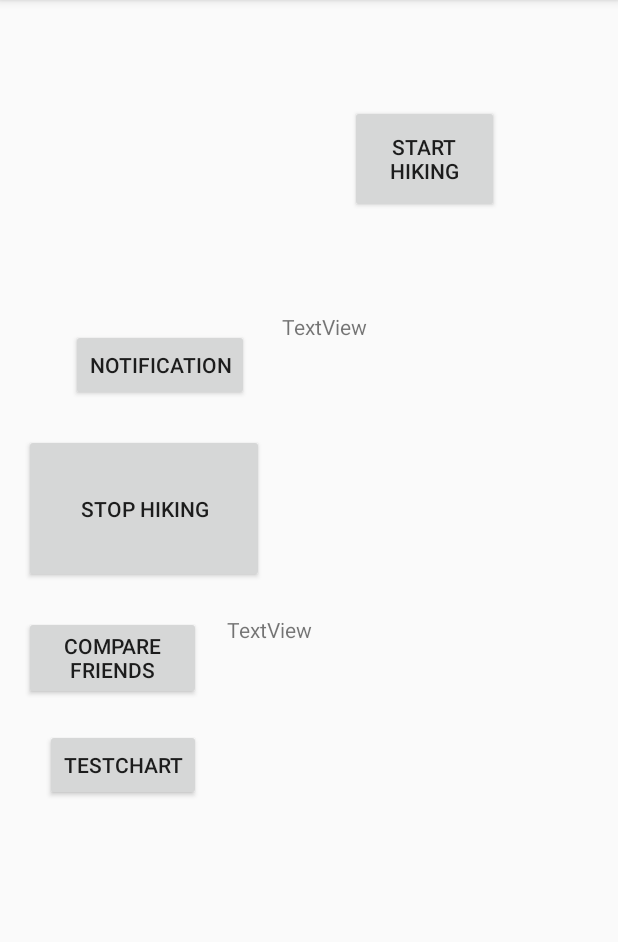
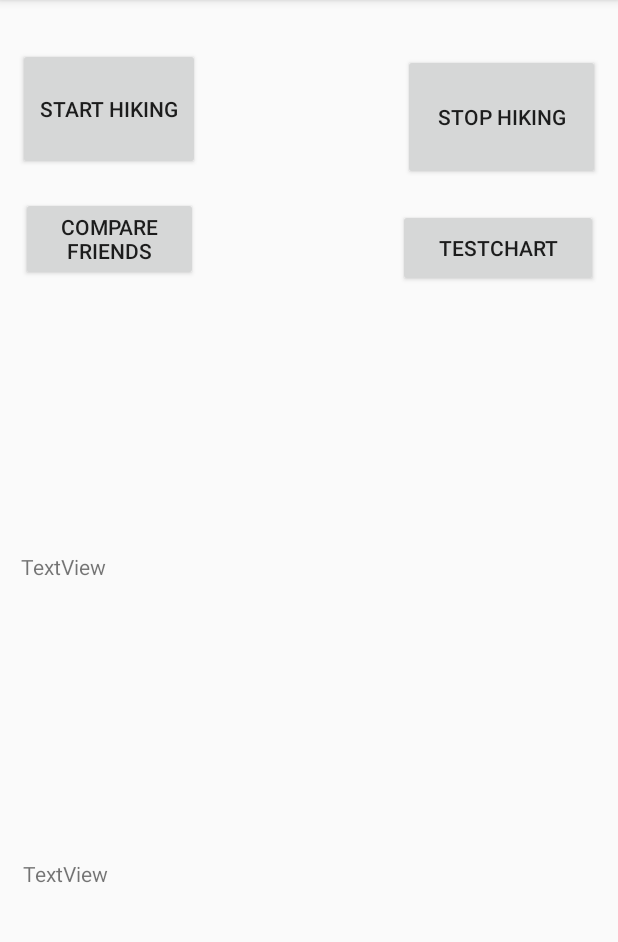
Before and after one commit to schnabeltiere/KungFuWander, an Android app: the ReplacementForFriends screen opened directly, with no data from a screen before it, after a tap on "START HIKING", on a phone screen of 412 x 824 dp, the part 84-1026 px from its top. Run offline under Robolectric (Android 15) with nearby library versions, the phone set to English and light mode, and no system bars; our stand-ins replace Firebase (no records; nobody signed in at launch, a user with empty details on screens opened directly); libraries missing offline, so code that uses them is left out: im.delight.android; 4 statements that could not run were skipped.

Commit message:
ADD dialog for already started hiking
user can decide if he wants to start all over again or not. also the noticiation is synchronous with the hiking.
REM activityForNotification because not it works in the normal acitivity

```diff
--- a/app/src/main/AndroidManifest.xml
+++ b/app/src/main/AndroidManifest.xml
@@ -21,7 +21,6 @@
         android:supportsRtl="true"
         android:theme="@style/AppTheme">
         <activity android:name=".ReplacementForFriends"></activity>
-        <activity android:name=".ActivityJustForNotification" />
         <activity android:name=".CompareFriends" />
         <activity
             android:name=".FriendsList"
--- a/app/src/main/java/kungfuwander/main/ReplacementForFriends.java
+++ b/app/src/main/java/kungfuwander/main/ReplacementForFriends.java
@@ -6,13 +6,11 @@ import android.hardware.Sensor;
 import android.hardware.SensorEvent;
 import android.hardware.SensorEventListener;
 import android.hardware.SensorManager;
-import android.support.annotation.Nullable;
+import android.support.v4.content.ContextCompat;
+import android.support.v7.app.AlertDialog;
 import android.support.v7.app.AppCompatActivity;
 import android.os.Bundle;
 import android.util.Log;
-import android.view.LayoutInflater;
-import android.view.View;
-import android.view.ViewGroup;
 import android.widget.Button;
 import android.widget.TextView;
 
@@ -30,7 +28,7 @@ public class ReplacementForFriends extends AppCompatActivity implements SensorEv
     private TextView tvSteps;
     private TextView tvHikes;
 
-    private Hiking hiking;
+    private Hiking actualHiking;
     private SimpleLocation simpleLocation;
 
     @Override
@@ -39,19 +37,17 @@ public class ReplacementForFriends extends AppCompatActivity implements SensorEv
         setContentView(R.layout.activity_replacement_for_friends);
 
         tvSteps = findViewById(R.id.tvSteps);
-        tvHikes = findViewById(R.id.tvHikings);
+        tvHikes = findViewById(R.id.tvHikes);
 
         Button btnStartHiking = findViewById(R.id.btnStartHiking);
         Button btnStopHiking = findViewById(R.id.btnStopHiking);
         Button btnTestChart = findViewById(R.id.btnTestChart);
         Button btnCompareFriends = findViewById(R.id.btnCompareFriends);
-        Button btnNotification = findViewById(R.id.btnNotification);
 
-        btnStartHiking.setOnClickListener(v -> startStepCounter());
+        btnStartHiking.setOnClickListener(v -> startHiking());
         btnStopHiking.setOnClickListener(v -> stopStepCounter());
         btnTestChart.setOnClickListener(v -> openChart());
         btnCompareFriends.setOnClickListener(v -> compareFriends());
-        btnNotification.setOnClickListener(v -> startServiceNotification());
 
         simpleLocation = setUpSimpleLocation();
 
@@ -67,20 +63,15 @@ public class ReplacementForFriends extends AppCompatActivity implements SensorEv
             double longitude = simpleLocation.getLongitude();
 
             GeoPoint geoPoint = new GeoPoint(latitude, longitude);
-            if (hiking == null) {
-                Log.w(TAG, "No hiking init...");
+            if (actualHiking == null) {
+                Log.w(TAG, "No actualHiking init...");
             } else {
-                hiking.addGeoPoint(geoPoint);
-                tvHikes.setText("Added: " + geoPoint.toString() + ", size of hiking: " + hiking.getGeoPoints().size());
-                Log.d(TAG, "Added: " + geoPoint.toString() + ", size of hiking: " + hiking.getGeoPoints().size());
+                actualHiking.addGeoPoint(geoPoint);
+                tvHikes.setText("Added: " + geoPoint.toString() + ", size of actualHiking: " + actualHiking.getGeoPoints().size());
+                Log.d(TAG, "Added: " + geoPoint.toString() + ", size of actualHiking: " + actualHiking.getGeoPoints().size());
             }
         });
 
-    }
-
-    private void startServiceNotification() {
-        Intent intent = new Intent(this, ActivityJustForNotification.class);
-        startActivity(intent);
     }
 
     private SimpleLocation setUpSimpleLocation() {
@@ -125,21 +116,60 @@ public class ReplacementForFriends extends AppCompatActivity implements SensorEv
     }
 
     private void stopStepCounter() {
-        // TODO: 16.05.2019 stop this
+        // TODO: 16.05.2019 stop this and stop geo request
         // look if steps < 100
-        // now just add hiking and stop it
-        hiking.setSteps(currentSteps);
-        hiking.setEnd(Timestamp.now());
+        // now just add actualHiking and stop it
+        actualHiking.setSteps(currentSteps);
+        actualHiking.setEnd(Timestamp.now());
         // TODO: 16.05.2019 fetch locations and time
 
-        FireBaseHelper.addToLoggedInUser(hiking);
+        FireBaseHelper.addToLoggedInUser(actualHiking);
+        stopStickyNotification();
+        // TODO: 22.05.2019 maybe congrats for walking
+    }
+
+    private void stopStickyNotification() {
+        Intent serviceIntent = new Intent(this, ExampleService.class);
+        stopService(serviceIntent);
+    }
+
+    private void showStickyNotification() {
+        String input = "You are walking...";
+
+        Intent serviceIntent = new Intent(this, ExampleService.class);
+        serviceIntent.putExtra("inputExtra", input);
+
+        ContextCompat.startForegroundService(this, serviceIntent);
+    }
+
+    private void startHiking() {
+        // TODO: 20.05.2019 warning if actualHiking is already started
+        // let user decide what to because hiking is already started
+        if (actualHiking != null) {
+            AlertDialog.Builder builder = new AlertDialog.Builder(this)
+                    .setMessage("Do you want to start all over again?")
+                    .setPositiveButton("Yes", (dialog, id) -> {
+                        // User wants to start again
+                        actualHiking = null;
+                        startHiking();
+                    })
+                    .setNegativeButton(R.string.cancel, (dialog, id) -> {
+                        // User wants everything back to normal - do nothing
+                    });
+
+            builder.create().show();
+            return;
+        }
+
+        // no actual hiking -> start one
+        actualHiking = new Hiking();
+        actualHiking.setStart(Timestamp.now());
+
+        showStickyNotification();
+        startStepCounter();
     }
 
     private void startStepCounter() {
-        // TODO: 20.05.2019 warning if hiking is already started
-        hiking = new Hiking();
-        hiking.setStart(Timestamp.now());
-
         try {
             SensorManager sensorManager = (SensorManager) Objects.requireNonNull(this)
                     .getSystemService(Context.SENSOR_SERVICE);
--- a/app/src/main/res/layout/activity_replacement_for_friends.xml
+++ b/app/src/main/res/layout/activity_replacement_for_friends.xml
@@ -6,61 +6,65 @@
 
     <Button
         android:id="@+id/btnStartHiking"
-        android:layout_width="99dp"
-        android:layout_height="72dp"
+        android:layout_width="121dp"
+        android:layout_height="81dp"
         android:layout_alignParentEnd="true"
-        android:layout_marginStart="233dp"
-        android:layout_marginTop="70dp"
+        android:layout_marginStart="12dp"
+        android:layout_marginTop="32dp"
         android:text="Start Hiking"
         app:layout_constraintStart_toStartOf="parent"
         app:layout_constraintTop_toTopOf="parent" />
 
     <TextView
         android:id="@+id/tvSteps"
-        android:layout_width="183dp"
-        android:layout_height="180dp"
+        android:layout_width="384dp"
+        android:layout_height="185dp"
         android:layout_alignParentEnd="true"
         android:layout_alignParentBottom="true"
-        android:layout_marginStart="12dp"
-        android:layout_marginTop="66dp"
+        android:layout_marginStart="16dp"
+        android:layout_marginEnd="16dp"
+        android:layout_marginBottom="19dp"
         android:text="TextView"
-        app:layout_constraintStart_toEndOf="@+id/btnStopHiking"
-        app:layout_constraintTop_toBottomOf="@id/btnStartHiking" />
+        app:layout_constraintBottom_toTopOf="@+id/tvHikes"
+        app:layout_constraintEnd_toEndOf="parent"
+        app:layout_constraintStart_toStartOf="parent" />
 
     <Button
         android:id="@+id/btnStopHiking"
-        android:layout_width="160dp"
-        android:layout_height="99dp"
+        android:layout_width="131dp"
+        android:layout_height="84dp"
         android:layout_alignParentEnd="true"
         android:layout_alignParentBottom="true"
-        android:layout_marginStart="16dp"
-        android:layout_marginTop="22dp"
+        android:layout_marginTop="36dp"
+        android:layout_marginEnd="12dp"
         android:text="Stop Hiking"
-        app:layout_constraintStart_toStartOf="parent"
-        app:layout_constraintTop_toBottomOf="@+id/btnNotification" />
+        app:layout_constraintEnd_toEndOf="parent"
+        app:layout_constraintTop_toTopOf="parent" />
 
     <TextView
-        android:id="@+id/tvHikings"
-        android:layout_width="244dp"
-        android:layout_height="163dp"
+        android:id="@+id/tvHikes"
+        android:layout_width="381dp"
+        android:layout_height="168dp"
         android:layout_alignParentStart="true"
         android:layout_alignParentBottom="true"
-        android:layout_marginStart="17dp"
-        android:layout_marginTop="22dp"
+        android:layout_marginStart="16dp"
+        android:layout_marginEnd="16dp"
+        android:layout_marginBottom="27dp"
         android:text="TextView"
-        app:layout_constraintStart_toEndOf="@+id/btnTestChart"
-        app:layout_constraintTop_toBottomOf="@+id/tvSteps" />
+        app:layout_constraintBottom_toBottomOf="parent"
+        app:layout_constraintEnd_toEndOf="parent"
+        app:layout_constraintStart_toStartOf="parent" />
 
     <Button
         android:id="@+id/btnTestChart"
-        android:layout_width="wrap_content"
-        android:layout_height="wrap_content"
+        android:layout_width="133dp"
+        android:layout_height="52dp"
         android:layout_alignParentStart="true"
-        android:layout_marginStart="30dp"
         android:layout_marginTop="19dp"
+        android:layout_marginEnd="13dp"
         android:text="TestChart"
-        app:layout_constraintStart_toStartOf="parent"
-        app:layout_constraintTop_toBottomOf="@+id/btnCompareFriends" />
+        app:layout_constraintEnd_toEndOf="parent"
+        app:layout_constraintTop_toBottomOf="@+id/btnStopHiking" />
 
     <Button
         android:id="@+id/btnCompareFriends"
@@ -68,22 +72,10 @@
         android:layout_height="56dp"
         android:layout_below="@id/btnStartHiking"
         android:layout_alignParentEnd="true"
-        android:layout_marginStart="16dp"
-        android:layout_marginTop="22dp"
+        android:layout_marginStart="14dp"
+        android:layout_marginTop="18dp"
         android:text="Compare Friends"
         app:layout_constraintStart_toStartOf="parent"
-        app:layout_constraintTop_toBottomOf="@+id/btnStopHiking" />
-
-    <Button
-        android:id="@+id/btnNotification"
-        android:layout_width="wrap_content"
-        android:layout_height="wrap_content"
-        android:layout_alignParentEnd="true"
-        android:layout_alignParentBottom="true"
-        android:layout_marginStart="47dp"
-        android:layout_marginTop="219dp"
-        android:text="Notification"
-        app:layout_constraintStart_toStartOf="parent"
-        app:layout_constraintTop_toTopOf="parent" />
+        app:layout_constraintTop_toBottomOf="@+id/btnStartHiking" />
 
 </android.support.constraint.ConstraintLayout>
```
Also changed, not shown: app/src/main/java/kungfuwander/main/ActivityJustForNotification.java (deleted, +0 -37 lines), app/src/main/res/layout/activity_just_for_notification.xml (deleted, +0 -40 lines).
